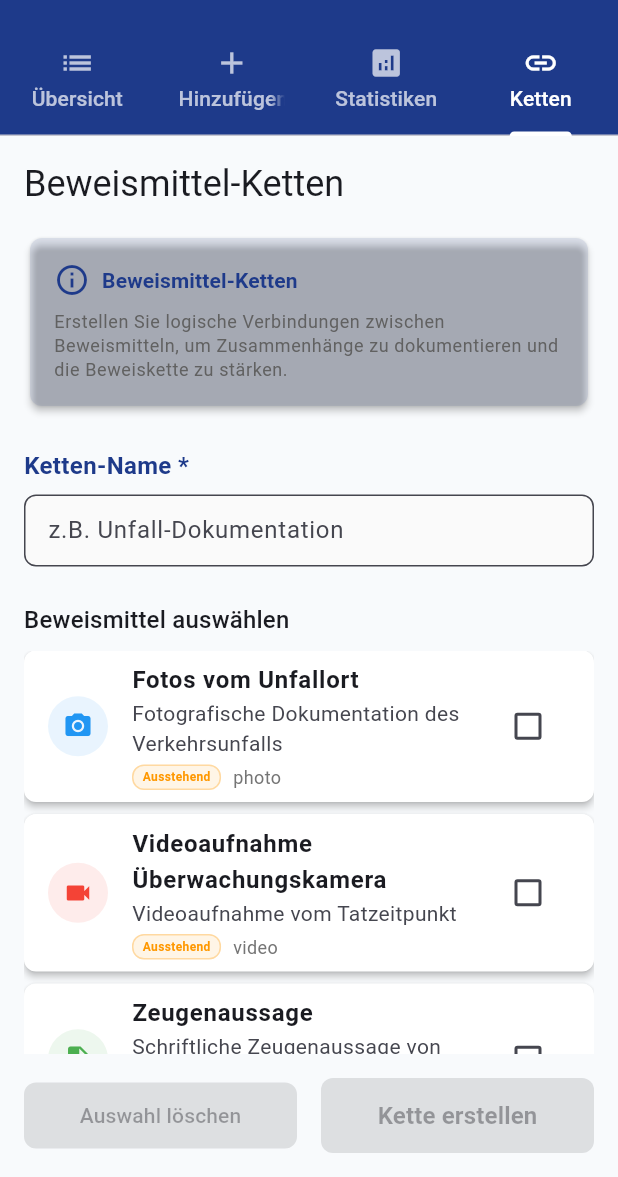
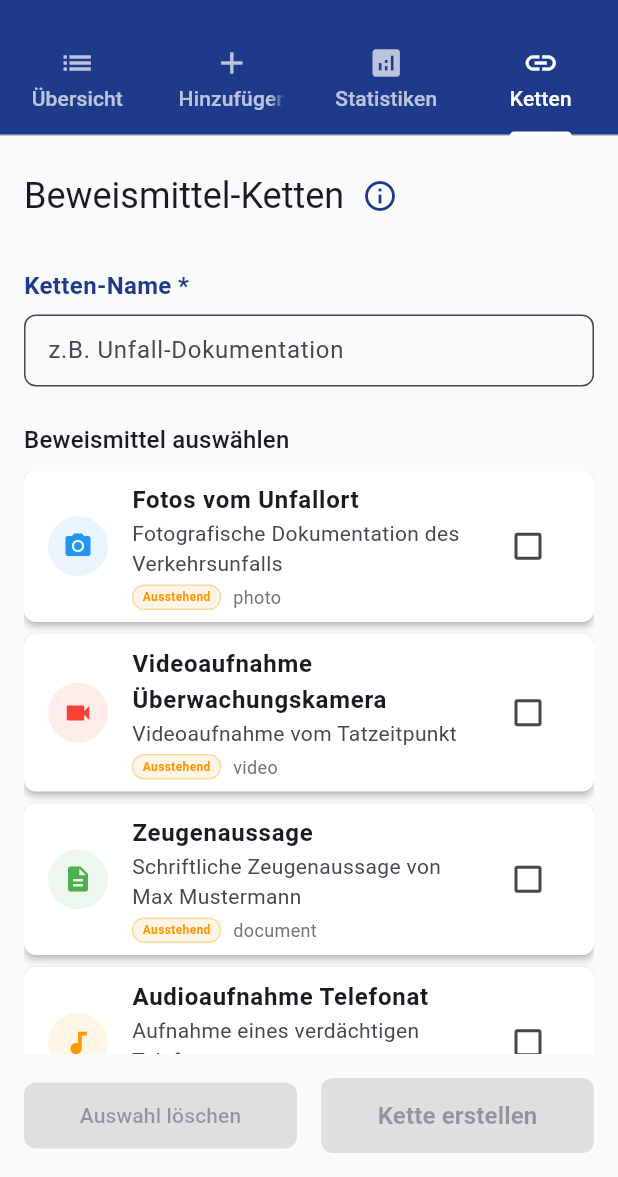
Before and after one commit to jchillah/globalakte, a Flutter app: the EvidenceCollectionDemoScreen screen opened by its route, tab 4 chosen, on a phone screen of 412 x 824 dp, the part 59-1236 px from its top. Run offline on Flutter 3.47's test engine with Material 3 defaults, Android fonts, the phone set to English and light mode, and no system bars; our stand-ins replace flutter_secure_storage, local_auth, shared_preferences; missing offline and left inert: encrypt; accounts and stored records are empty.

Commit message:
Fix: Beweismittel-Feature Probleme behoben - Tooltip, Selection-Logic, Overflow und Dependencies

```diff
--- a/lib/features/evidence_collection/presentation/widgets/evidence_chain_widget.dart
+++ b/lib/features/evidence_collection/presentation/widgets/evidence_chain_widget.dart
@@ -26,7 +26,7 @@
 
 class _EvidenceChainWidgetState extends State<EvidenceChainWidget> {
   List<EvidenceItem> _allEvidence = [];
-  List<EvidenceItem> _selectedEvidence = [];
+  final List<EvidenceItem> _selectedEvidence = [];
   final _chainNameController = TextEditingController();
   bool _isLoading = true;
   bool _isCreatingChain = false;
@@ -76,48 +76,26 @@
     return Column(
       crossAxisAlignment: CrossAxisAlignment.start,
       children: [
+        // const SizedBox(height: 16),
+
+        // Info-Button
+        Row(
+          mainAxisAlignment: MainAxisAlignment.start,
+          children: [
             Text(
               'Beweismittel-Ketten',
               style: Theme.of(context).textTheme.headlineSmall,
               textAlign: TextAlign.center,
             ),
-        const SizedBox(height: 16),
-
-        // Info-Box
-        Card(
-          color: AppConfig.primaryColor.withValues(alpha: 0.1),
-          child: Padding(
-            padding: const EdgeInsets.all(16),
-            child: Column(
-              crossAxisAlignment: CrossAxisAlignment.start,
-              children: [
-                Row(
-                  children: [
-                    Icon(
+            IconButton(
+              onPressed: _showInfoDialog,
+              icon: Icon(
                 Icons.info_outline,
                 color: AppConfig.primaryColor,
               ),
-                    const SizedBox(width: 8),
-                    Text(
-                      'Beweismittel-Ketten',
-                      style: Theme.of(context).textTheme.titleSmall?.copyWith(
-                            fontWeight: FontWeight.bold,
-                            color: AppConfig.primaryColor,
-                          ),
+              tooltip: 'Informationen zu Beweismittel-Ketten',
             ),
           ],
-                ),
-                const SizedBox(height: 8),
-                Text(
-                  'Erstellen Sie logische Verbindungen zwischen Beweismitteln, '
-                  'um Zusammenhänge zu dokumentieren und die Beweiskette zu stärken.',
-                  style: Theme.of(context).textTheme.bodySmall?.copyWith(
-                        color: Colors.grey.shade700,
-                      ),
-                ),
-              ],
-            ),
-          ),
         ),
 
         const SizedBox(height: 24),
@@ -202,11 +180,13 @@
           child: CheckboxListTile(
             value: isSelected,
             onChanged: (selected) {
+              setState(() {
                 if (selected == true) {
                   _addEvidenceToSelection(evidence);
                 } else {
                   _removeEvidenceFromSelection(evidence);
                 }
+              });
             },
             title: Text(
               evidence.title,
@@ -364,6 +344,31 @@
     });
   }
 
+  void _showInfoDialog() {
+    showDialog(
+      context: context,
+      builder: (context) => AlertDialog(
+        title: Row(
+          children: [
+            Icon(Icons.info_outline, color: AppConfig.primaryColor),
+            const SizedBox(width: 8),
+            const Text('Beweismittel-Ketten'),
+          ],
+        ),
+        content: const Text(
+          'Erstellen Sie logische Verbindungen zwischen Beweismitteln, '
+          'um Zusammenhänge zu dokumentieren und die Beweiskette zu stärken.',
+        ),
+        actions: [
+          TextButton(
+            onPressed: () => Navigator.of(context).pop(),
+            child: const Text('Verstanden'),
+          ),
+        ],
+      ),
+    );
+  }
+
   bool _canCreateChain() {
     return _chainNameController.text.trim().isNotEmpty &&
         _selectedEvidence.length >= 2;
--- a/lib/features/evidence_collection/presentation/widgets/evidence_statistics_widget.dart
+++ b/lib/features/evidence_collection/presentation/widgets/evidence_statistics_widget.dart
@@ -128,6 +128,7 @@
               label: const Text('Statistiken aktualisieren'),
             ),
           ),
+          const SizedBox(height: 16), // Extra padding at bottom
         ],
       ),
     );
```
Also changed, not shown: lib/features/evidence_collection/data/repositories/evidence_repository_impl.dart (+5 -4 lines). Lines whose indentation alone changed are shown as unchanged.
